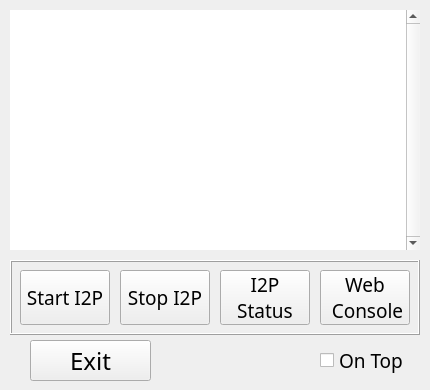
First picture: the form in i2pcontroller.ui, repository GIJack/i2pcontroller, before the edit.
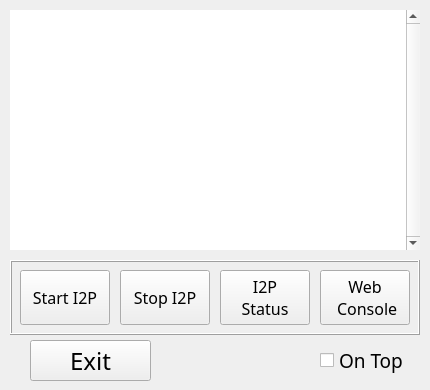
Second picture: the form after the edit.

Commit message: Changed the look back to 12pt fonts, looks less derpish

```diff
--- a/i2pcontroller.ui
+++ b/i2pcontroller.ui
@@ -119,10 +119,11 @@
     </property>
     <property name="font">
      <font>
-      <family>Sans Serif</family>
-      <pointsize>14</pointsize>
+      <family>Sans</family>
+      <pointsize>12</pointsize>
       <weight>50</weight>
       <bold>false</bold>
+      <kerning>true</kerning>
      </font>
     </property>
     <property name="toolTip">
@@ -143,10 +144,11 @@
     </property>
     <property name="font">
      <font>
-      <family>Sans Serif</family>
-      <pointsize>14</pointsize>
+      <family>Sans</family>
+      <pointsize>12</pointsize>
       <weight>50</weight>
       <bold>false</bold>
+      <kerning>true</kerning>
      </font>
     </property>
     <property name="toolTip">
@@ -167,10 +169,11 @@
     </property>
     <property name="font">
      <font>
-      <family>Sans Serif</family>
-      <pointsize>14</pointsize>
+      <family>Sans</family>
+      <pointsize>12</pointsize>
       <weight>50</weight>
       <bold>false</bold>
+      <kerning>true</kerning>
      </font>
     </property>
     <property name="toolTip">
@@ -192,10 +195,11 @@
     </property>
     <property name="font">
      <font>
-      <family>Sans Serif</family>
-      <pointsize>14</pointsize>
+      <family>Sans</family>
+      <pointsize>12</pointsize>
       <weight>50</weight>
       <bold>false</bold>
+      <kerning>true</kerning>
      </font>
     </property>
     <property name="toolTip">
```
The commit also changes 1 other file.
